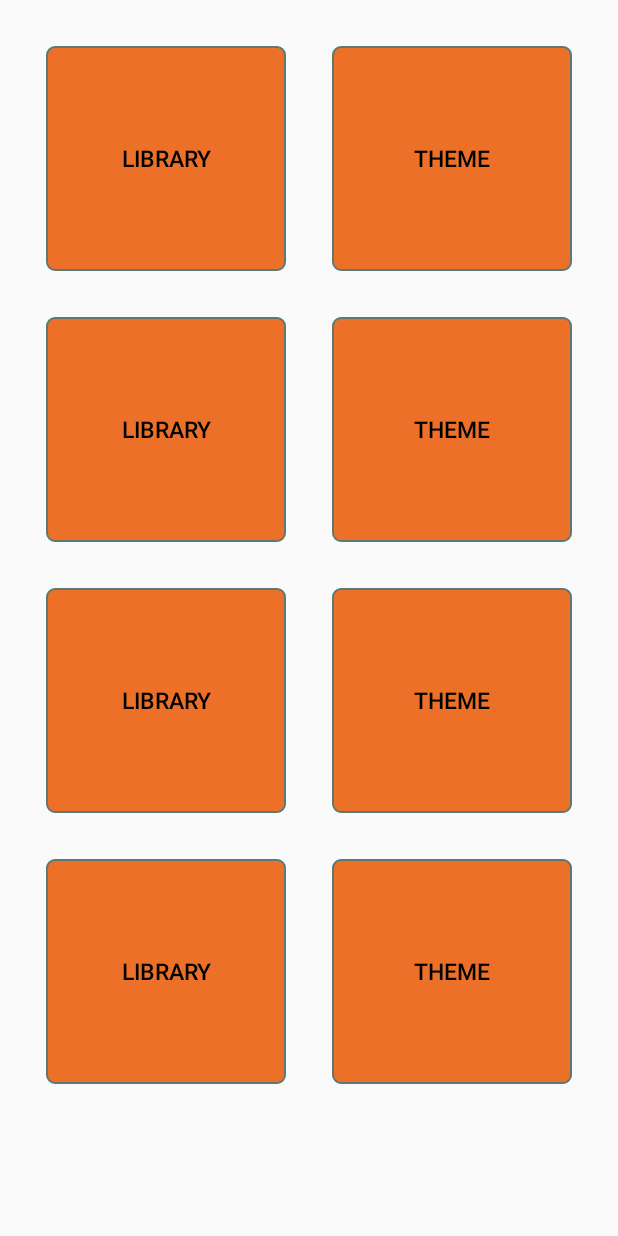
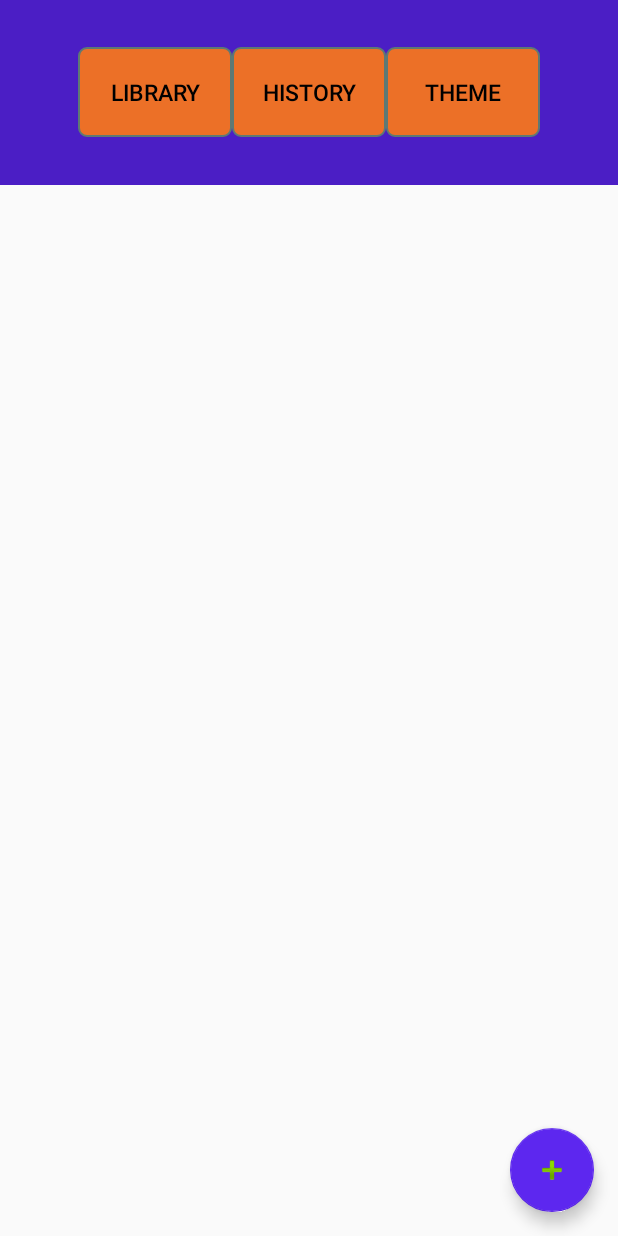
Before and after one commit to ryanratliffe/SummerProjectApp, an Android app: the screen it shows after launch (MainActivity), on a phone screen of 412 x 824 dp. Run offline under Robolectric (Android 15) with nearby library versions, the phone set to English and light mode, and no system bars; our stand-ins replace navigation-ui.

Commit message:
fixed the xml ref

```diff
--- a/app/src/main/java/com/summerproject/test20app/MainActivity.java
+++ b/app/src/main/java/com/summerproject/test20app/MainActivity.java
@@ -12,6 +12,6 @@ public class MainActivity extends AppCompatActivity {
     @Override
     protected void onCreate(Bundle savedInstanceState) {
         super.onCreate(savedInstanceState);
-        setContentView(R.layout.library_menu);
+        setContentView(R.layout.activity_main);
     }
 }
```
